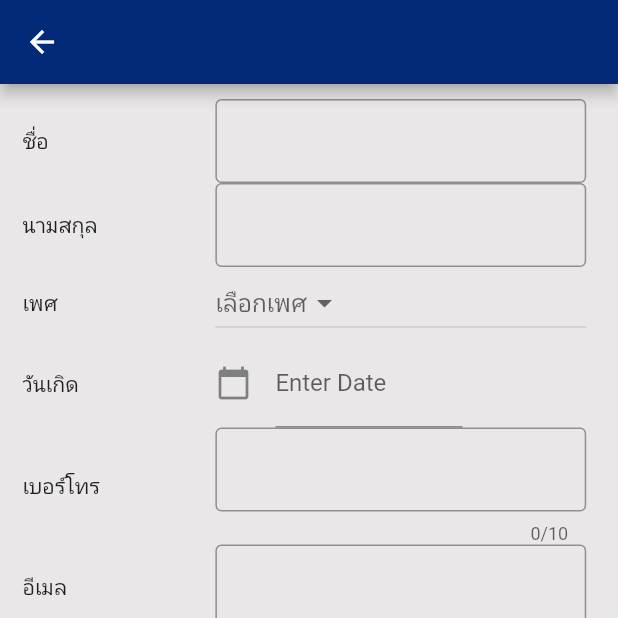
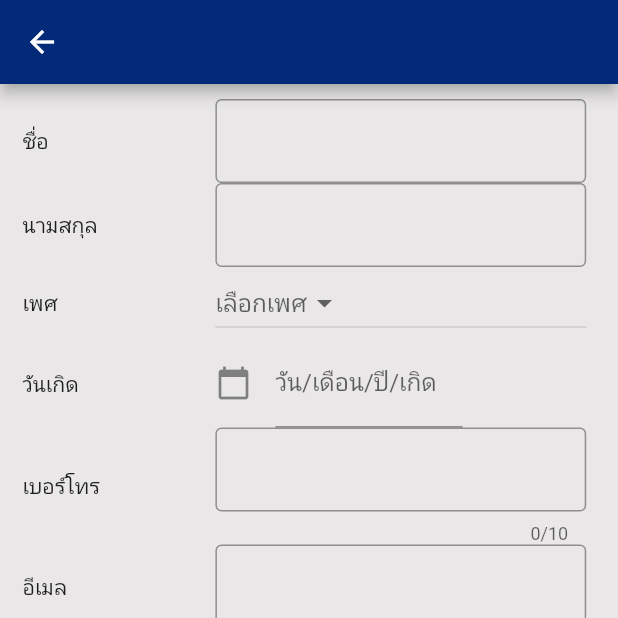
Before and after one commit to Faerissia/Mobile-Client-Rmutt-APK, a Flutter app: the regsingle screen opened directly with empty values, on a phone screen of 412 x 824 dp, the top half of it. Run offline on Flutter 3.47's test engine with Material 2 defaults, Android fonts, the phone set to English and light mode, and no system bars; our stand-ins replace anim_search_bar, cached_network_image, dio, file_picker, flutter_image_slideshow, image_picker and 2 more; missing offline and left inert: dart:ffi, iconify_flutter, multi_image_layout, searchbar_animation; network calls fail.

Commit message:
update 21/5/2566 18.21

```diff
--- a/lib/tournament/regform/regteam.dart
+++ b/lib/tournament/regform/regteam.dart
@@ -271,7 +271,7 @@ class _RegisterTeamScreenState extends State<RegisterTeamScreen> {
                           decoration: InputDecoration(
                               icon: Icon(
                                   Icons.calendar_today), //icon of text field
-                              labelText: "Enter Date" //label text of field
+                              labelText: "วัน/เดือน/ปี/เกิด" //label text of field
                               ),
                           readOnly: true,
                           //set it true, so that user will not able to edit text
--- a/lib/tournament/regform/single.dart
+++ b/lib/tournament/regform/single.dart
@@ -206,7 +206,7 @@ class _regsingleState extends State<regsingle> {
                           decoration: InputDecoration(
                               icon: Icon(
                                   Icons.calendar_today), //icon of text field
-                              labelText: "Enter Date" //label text of field
+                              labelText: "วัน/เดือน/ปี/เกิด" //label text of field
                               ),
                           readOnly: true,
                           //set it true, so that user will not able to edit text
--- a/lib/tournament/showteam.dart
+++ b/lib/tournament/showteam.dart
@@ -76,7 +76,7 @@ Widget _buildSingleList(BuildContext context, Map<String, dynamic> data) {
               },
               child: Card(
                 elevation: 5, //เงาของกรอบ
-                color: Colors.amber,
+                color: Color.fromARGB(255, 255, 255, 255),
 
                 child: Column(
                   children: [
```
Also changed, not shown: lib/tournament/regform/otp.dart (+1 -9 lines).
